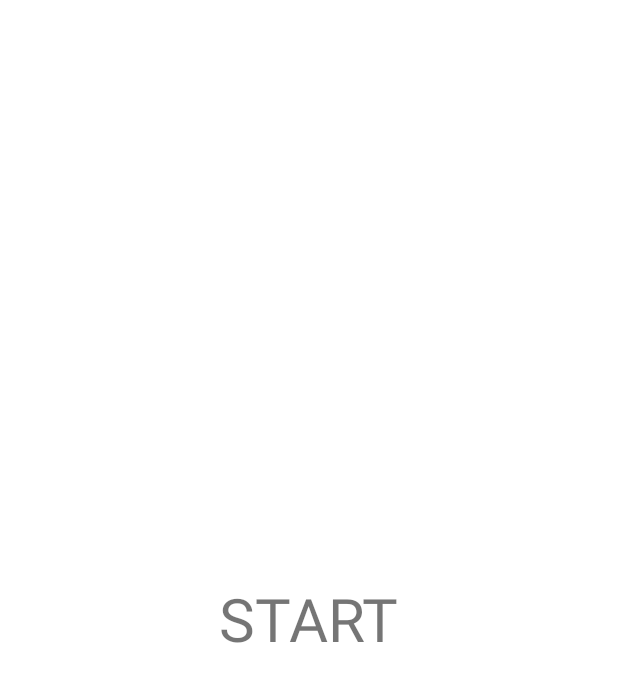
After one commit to ONESECTOR/WeatherApp, an Android app: the layout fragment_root.xml on its own in the app's theme, with its tools: preview values and no code run, on a phone screen of 412 x 824 dp. The commit adds this screen. Shown: the top 682 px of the screen. Run offline under Robolectric (Android 15) with nearby library versions, the phone set to English and light mode, and no system bars.

Commit message:
added dagger hilt for activity and root fragment

```diff
--- a/app/src/main/AndroidManifest.xml
+++ b/app/src/main/AndroidManifest.xml
@@ -19,7 +19,7 @@
             android:exported="true"
             android:launchMode="singleTask"
             android:screenOrientation="portrait"
-            android:theme="@style/Theme.WeatherApp.NoActionBar"
+            android:theme="@style/Theme.WeatherApp"
             android:windowSoftInputMode="adjustResize"
             tools:ignore="LockedOrientationActivity">
             <intent-filter>
--- /dev/null
+++ b/app/src/main/res/layout/fragment_root.xml
@@ -0,0 +1,20 @@
+<?xml version="1.0" encoding="utf-8"?>
+<androidx.constraintlayout.widget.ConstraintLayout xmlns:android="http://schemas.android.com/apk/res/android"
+    xmlns:app="http://schemas.android.com/apk/res-auto"
+    xmlns:tools="http://schemas.android.com/tools"
+    android:layout_width="match_parent"
+    android:layout_height="match_parent"
+    tools:context=".ui.root.RootFragment">
+
+    <com.google.android.material.textview.MaterialTextView
+        android:layout_width="wrap_content"
+        android:layout_height="wrap_content"
+        android:text="START"
+        android:textSize="40sp"
+        app:layout_constraintBottom_toBottomOf="parent"
+        app:layout_constraintEnd_toEndOf="parent"
+        app:layout_constraintHorizontal_bias="0.5"
+        app:layout_constraintStart_toStartOf="parent"
+        app:layout_constraintTop_toTopOf="parent" />
+
+</androidx.constraintlayout.widget.ConstraintLayout>
```
Also changed, not shown: app/src/main/java/com/sector/weatherapp/MainActivity.kt (+12 -6 lines), app/src/main/java/com/sector/weatherapp/di/AppModule.kt (added, +19 -0 lines), app/src/main/java/com/sector/weatherapp/presentation/presenter/common/ActivityPresenter.kt (added, +16 -0 lines), app/src/main/java/com/sector/weatherapp/presentation/presenter/common/BaseMvpPresenter.kt (added, +22 -0 lines), app/src/main/java/com/sector/weatherapp/presentation/presenter/root/RootPresenter.kt (added, +15 -0 lines), app/src/main/java/com/sector/weatherapp/presentation/view/activity/ActivityView.kt (added, +11 -0 lines), app/src/main/java/com/sector/weatherapp/presentation/view/common/BaseMvpView.kt (added, +12 -0 lines), app/src/main/java/com/sector/weatherapp/presentation/view/root/RootView.kt (added, +11 -0 lines), app/src/main/java/com/sector/weatherapp/ui/common/BaseActivity.kt (added, +10 -0 lines), app/src/main/java/com/sector/weatherapp/ui/common/BaseFragment.kt (added, +38 -0 lines), app/src/main/java/com/sector/weatherapp/ui/root/RootFragment.kt (added, +42 -0 lines), app/src/main/res/layout/activity_main.xml (+4 -4 lines), app/src/main/res/navigation/nav_graph.xml (+8 -1 lines).
